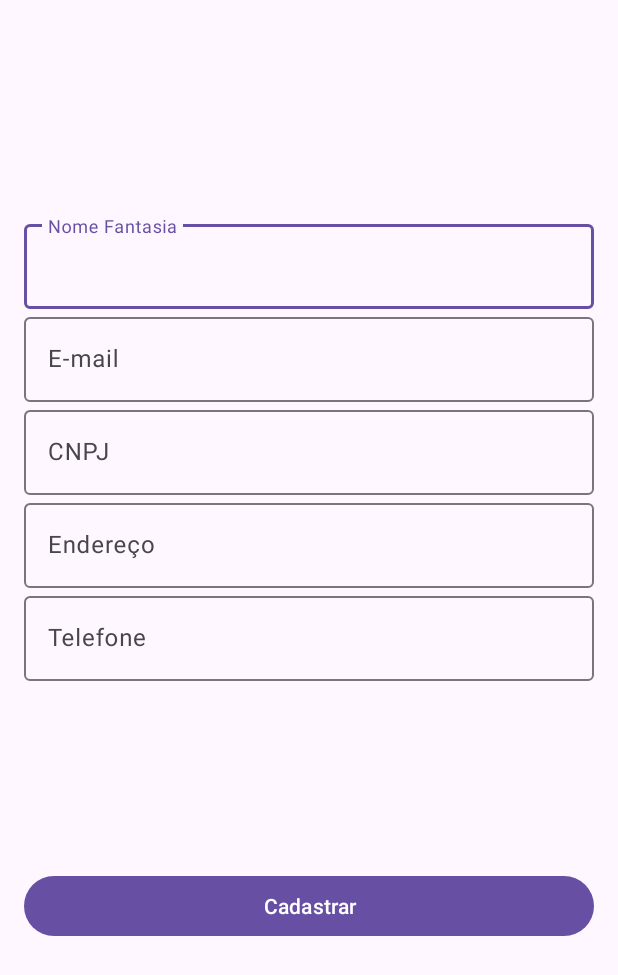
After one commit to NickHirata/marketplace_android, an Android app: the layout cadastro_empresa.xml on its own in the app's theme, with its tools: preview values and no code run, on a phone screen of 412 x 824 dp. The commit adds this screen. Shown: the top 975 px of the screen. Run offline under Robolectric (Android 15) with nearby library versions, the phone set to English and light mode, and no system bars.

Commit message:
cadastro
criacao de telas de cadastro de empresas, funcionarios e clientes

```diff
--- a/app/src/main/AndroidManifest.xml
+++ b/app/src/main/AndroidManifest.xml
@@ -24,12 +24,6 @@
         <activity android:name=".LoginActivity" />
         <activity android:name=".MenuClienteActivity" />
         <activity android:name=".OrcamentoActivity" />
-        <activity
-            android:name=".CommentsActivity"
-            android:windowSoftInputMode="adjustPan">
-        </activity>
-
-
 
     </application>
 
--- /dev/null
+++ b/app/src/main/java/br/com/projeto_android/RegistroClienteActivity.kt
@@ -0,0 +1,4 @@
+package br.com.projeto_android
+
+class RegistroClienteActivity {
+}
--- /dev/null
+++ b/app/src/main/java/br/com/projeto_android/RegistroFuncionarioActivity.kt
@@ -0,0 +1,4 @@
+package br.com.projeto_android
+
+class RegistroFuncionarioActivity {
+}
--- /dev/null
+++ b/app/src/main/res/layout/cadastro_empresa.xml
@@ -0,0 +1,110 @@
+<?xml version="1.0" encoding="utf-8"?>
+<androidx.constraintlayout.widget.ConstraintLayout xmlns:android="http://schemas.android.com/apk/res/android"
+    xmlns:app="http://schemas.android.com/apk/res-auto"
+    xmlns:tools="http://schemas.android.com/tools"
+    android:layout_width="match_parent"
+    android:layout_height="match_parent"
+    android:padding="16dp"
+    tools:context=".RegistroEmpresaActivity">
+
+    <!-- Toolbar -->
+
+    <!-- Company Name Input -->
+
+    <com.google.android.material.textfield.TextInputLayout
+        android:id="@+id/companyNameInputLayout"
+        android:layout_width="0dp"
+        android:layout_height="wrap_content"
+        android:layout_marginTop="128dp"
+        android:hint="Nome Fantasia"
+        app:layout_constraintEnd_toEndOf="parent"
+        app:layout_constraintStart_toStartOf="parent"
+        app:layout_constraintTop_toTopOf="parent">
+
+        <com.google.android.material.textfield.TextInputEditText
+            android:id="@+id/companyNameEditText"
+            android:layout_width="match_parent"
+            android:layout_height="wrap_content"
+            android:inputType="text" />
+    </com.google.android.material.textfield.TextInputLayout>
+
+    <!-- Email Input -->
+    <com.google.android.material.textfield.TextInputLayout
+        android:id="@+id/emailInputLayout"
+        android:layout_width="0dp"
+        android:layout_height="wrap_content"
+        android:hint="E-mail"
+        app:layout_constraintEnd_toEndOf="parent"
+        app:layout_constraintStart_toStartOf="parent"
+        app:layout_constraintTop_toBottomOf="@+id/companyNameInputLayout">
+
+        <com.google.android.material.textfield.TextInputEditText
+            android:id="@+id/emailEditText"
+            android:layout_width="match_parent"
+            android:layout_height="wrap_content"
+            android:inputType="textEmailAddress" />
+    </com.google.android.material.textfield.TextInputLayout>
+
+    <!-- CNPJ Input -->
+    <com.google.android.material.textfield.TextInputLayout
+        android:id="@+id/cnpjInputLayout"
+        android:layout_width="0dp"
+        android:layout_height="wrap_content"
+        android:hint="CNPJ"
+        app:layout_constraintEnd_toEndOf="parent"
+        app:layout_constraintStart_toStartOf="parent"
+        app:layout_constraintTop_toBottomOf="@+id/emailInputLayout">
+
+        <com.google.android.material.textfield.TextInputEditText
+            android:id="@+id/cnpjEditText"
+            android:layout_width="match_parent"
+            android:layout_height="wrap_content"
+            android:inputType="number" />
+    </com.google.android.material.textfield.TextInputLayout>
+
+    <!-- Address Input -->
+    <com.google.android.material.textfield.TextInputLayout
+        android:id="@+id/addressInputLayout"
+        android:layout_width="0dp"
+        android:layout_height="wrap_content"
+        android:hint="Endereço"
+        app:layout_constraintEnd_toEndOf="parent"
+        app:layout_constraintStart_toStartOf="parent"
+        app:layout_constraintTop_toBottomOf="@+id/cnpjInputLayout">
+
+        <com.google.android.material.textfield.TextInputEditText
+            android:id="@+id/addressEditText"
+            android:layout_width="match_parent"
+            android:layout_height="wrap_content"
+            android:inputType="textPostalAddress" />
+    </com.google.android.material.textfield.TextInputLayout>
+
+    <!-- Phone Input -->
+    <com.google.android.material.textfield.TextInputLayout
+        android:id="@+id/phoneInputLayout"
+        android:layout_width="0dp"
+        android:layout_height="wrap_content"
+        android:hint="Telefone"
+        app:layout_constraintEnd_toEndOf="parent"
+        app:layout_constraintStart_toStartOf="parent"
+        app:layout_constraintTop_toBottomOf="@+id/addressInputLayout">
+
+        <com.google.android.material.textfield.TextInputEditText
+            android:id="@+id/phoneEditText"
+            android:layout_width="match_parent"
+            android:layout_height="wrap_content"
+            android:inputType="phone" />
+    </com.google.android.material.textfield.TextInputLayout>
+
+    <!-- Register Button -->
+    <com.google.android.material.button.MaterialButton
+        android:id="@+id/registerButton"
+        android:layout_width="0dp"
+        android:layout_height="wrap_content"
+        android:text="Cadastrar"
+        app:layout_constraintBottom_toBottomOf="parent"
+        app:layout_constraintEnd_toEndOf="parent"
+        app:layout_constraintStart_toStartOf="parent"
+        app:layout_constraintTop_toBottomOf="@+id/phoneInputLayout"
+        app:layout_constraintVertical_bias="0.412" />
+</androidx.constraintlayout.widget.ConstraintLayout>
```
Also changed, not shown: app/src/main/java/br/com/projeto_android/LoginActivity.kt (+14 -5 lines), app/src/main/java/br/com/projeto_android/RegistroEmpresaActivity.kt (added, +98 -0 lines), app/src/main/res/layout/activity_login.xml (+18 -6 lines), app/src/main/res/layout/cadastro_cliente.xml (added, +77 -0 lines), app/src/main/res/layout/cadastro_funcionario.xml (added, +111 -0 lines), 1 other file.
